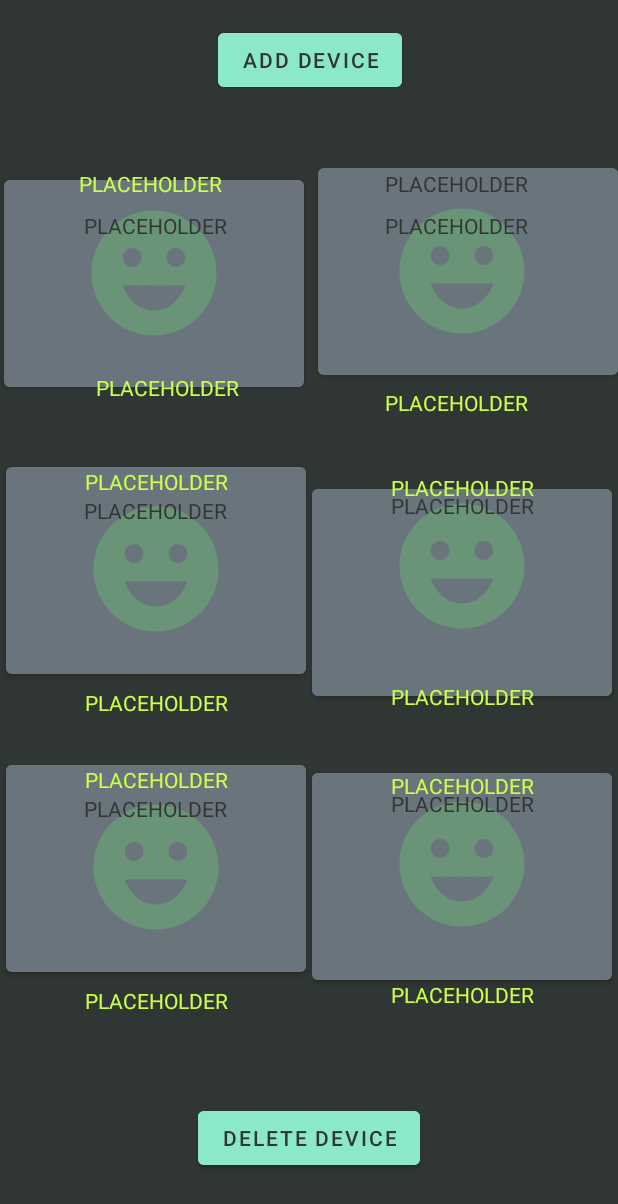
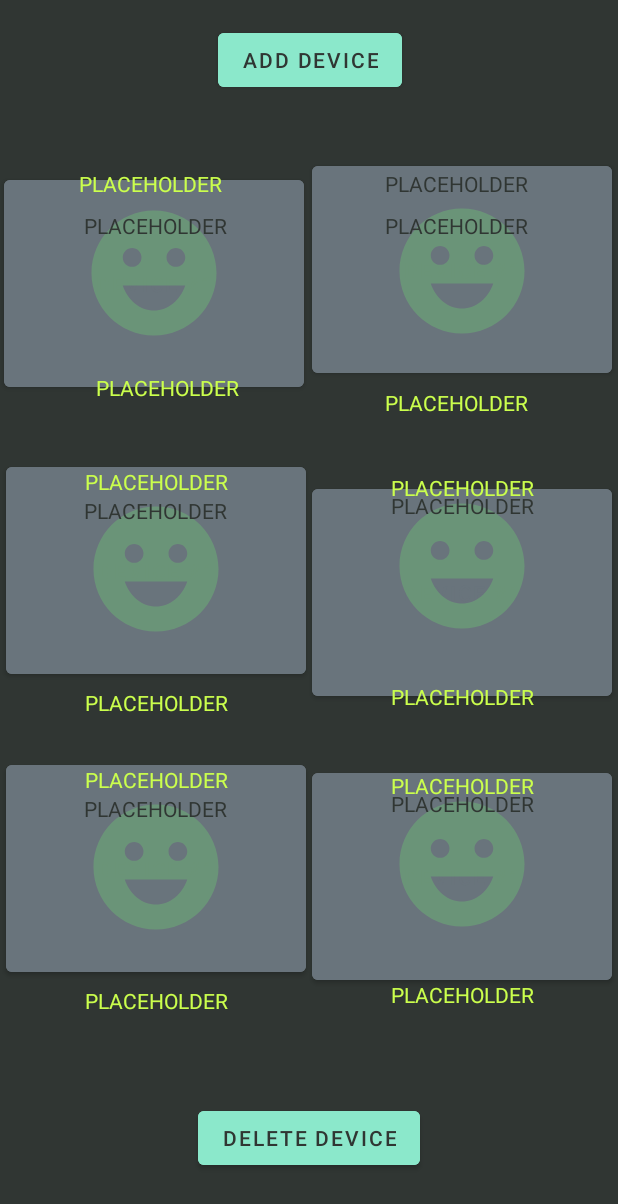
Before and after one commit to qclalo/capstone, an Android app: the layout fragment_six_device.xml on its own in the app's theme, with its tools: preview values and no code run, on a phone screen of 412 x 824 dp. Shown: the top 1204 px of the screen. Run offline under Robolectric (Android 15) with nearby library versions, the phone set to English and light mode, and no system bars.

Commit message:
moved some buttons

```diff
--- a/NEMoCoDe_App/app/src/main/res/layout/fragment_six_device.xml
+++ b/NEMoCoDe_App/app/src/main/res/layout/fragment_six_device.xml
@@ -118,7 +118,8 @@
             android:id="@+id/device_button_two"
             android:layout_width="200dp"
             android:layout_height="150dp"
-            android:layout_marginTop="9dp"
+            android:layout_marginTop="8dp"
+            android:layout_marginEnd="4dp"
             android:backgroundTint="@color/button_color"
             android:text="@string/no_text"
             android:textColor="@color/button_color"
```
